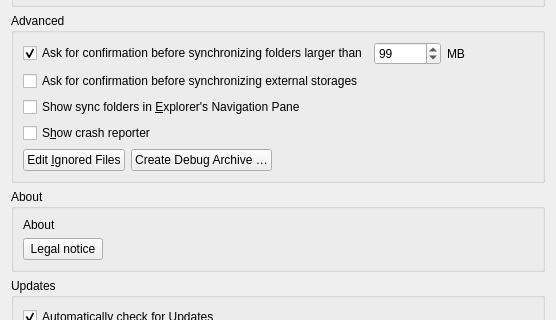
First picture: the form in src/gui/generalsettings.ui, repository nextcloud/desktop, before the edit; both pictures show x 0 to 556 and y 91 to 411 of the 556 by 563 pixel window.
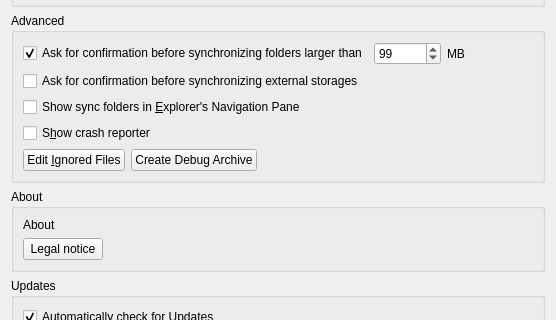
Second picture: the form after the edit.

Commit message:
Remove "…" from "Create Debug Archive" button
Looks like an ellipsis (as if some text is cut off), but that is not the case => clearer without the dots

What changed in the file:
```diff
--- a/src/gui/generalsettings.ui
+++ b/src/gui/generalsettings.ui
@@ -316,7 +316,7 @@
         <item>
          <widget class="QPushButton" name="debugArchiveButton">
           <property name="text">
-           <string>Create Debug Archive …</string>
+           <string>Create Debug Archive</string>
           </property>
          </widget>
         </item>
```
